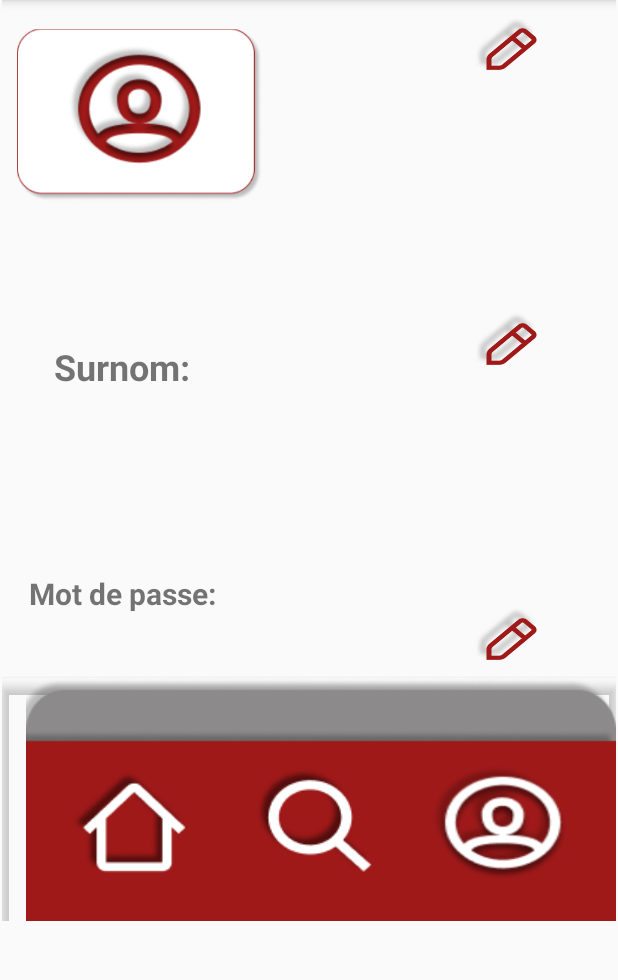
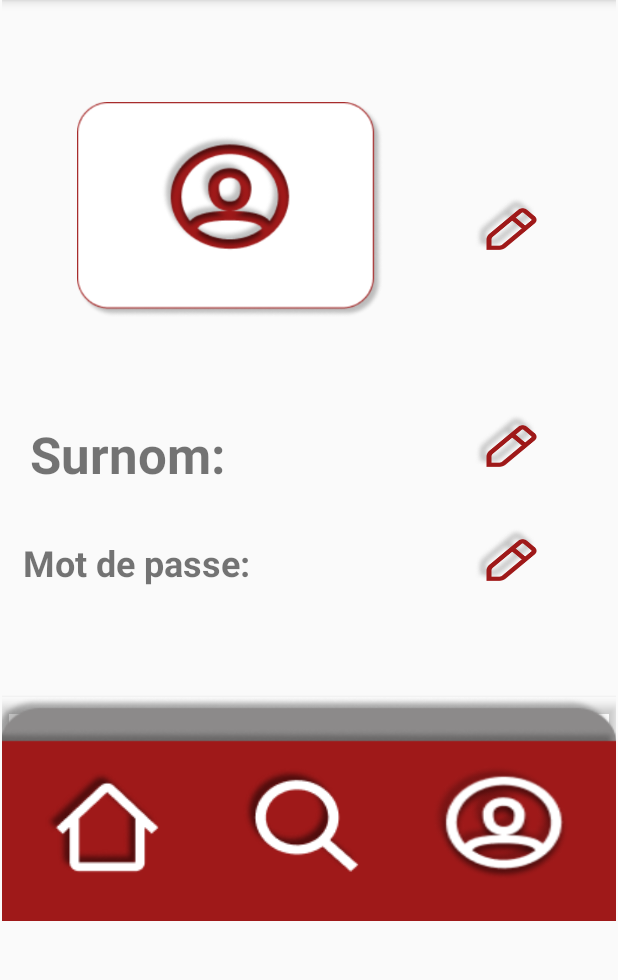
Before and after one commit to AlexW1993/clientandroid, an Android app: the VueMenuCompte screen opened through its navigation route, on a phone screen of 412 x 824 dp, the part 244-1224 px from its top. Run offline under Robolectric (Android 15) with nearby library versions, the phone set to English and light mode, and no system bars.

Commit message:
barre menu, taille image, layout changement avatar

```diff
--- a/ClientAndroid-Critika/app/src/main/res/layout/barre_menu_bas.xml
+++ b/ClientAndroid-Critika/app/src/main/res/layout/barre_menu_bas.xml
@@ -1,11 +1,20 @@
 <?xml version="1.0" encoding="utf-8"?>
 
+<androidx.constraintlayout.widget.ConstraintLayout xmlns:android="http://schemas.android.com/apk/res/android"
+    xmlns:app="http://schemas.android.com/apk/res-auto"
+    xmlns:tools="http://schemas.android.com/tools"
+    android:layout_width="wrap_content"
+    android:layout_height="wrap_content">
 
     <androidx.appcompat.widget.Toolbar
-    xmlns:android="http://schemas.android.com/apk/res/android"
-    xmlns:app="http://schemas.android.com/apk/res-auto"
-    android:layout_width="wrap_content"
-    android:layout_height="wrap_content">
+        android:layout_width="428dp"
+        android:layout_height="149dp"
+        app:layout_constraintBottom_toBottomOf="parent"
+        app:layout_constraintEnd_toEndOf="parent"
+        app:layout_constraintHorizontal_bias="1.0"
+        app:layout_constraintStart_toStartOf="parent"
+        app:layout_constraintTop_toTopOf="parent"
+        tools:ignore="MissingConstraints">
 
         <androidx.constraintlayout.widget.ConstraintLayout
             android:layout_width="match_parent"
@@ -34,11 +43,11 @@
 
             <ImageButton
                 android:id="@+id/bouton_menu"
-            android:background="?selectableItemBackgroundBorderless"
-            android:scaleType="fitXY"
                 android:layout_width="wrap_content"
                 android:layout_height="wrap_content"
                 android:layout_marginStart="30dp"
+                android:background="?selectableItemBackgroundBorderless"
+                android:scaleType="fitXY"
                 android:src="@drawable/home"
                 app:layout_constraintBottom_toBottomOf="parent"
                 app:layout_constraintStart_toStartOf="parent"
@@ -46,11 +55,11 @@
 
             <ImageButton
                 android:id="@+id/bouton_recherche"
-            android:background="?selectableItemBackgroundBorderless"
-            android:scaleType="fitXY"
                 android:layout_width="wrap_content"
                 android:layout_height="wrap_content"
                 android:layout_marginStart="10dp"
+                android:background="?selectableItemBackgroundBorderless"
+                android:scaleType="fitXY"
                 android:src="@drawable/search"
                 app:layout_constraintBottom_toBottomOf="@+id/fond_gris"
                 app:layout_constraintEnd_toStartOf="@+id/bouton_compte"
@@ -59,12 +68,12 @@
 
             <ImageButton
                 android:id="@+id/bouton_compte"
-            android:background="?selectableItemBackgroundBorderless"
-            android:scaleType="fitXY"
                 android:layout_width="93dp"
                 android:layout_height="90dp"
                 android:layout_marginTop="10dp"
                 android:layout_marginEnd="30dp"
+                android:background="?selectableItemBackgroundBorderless"
+                android:scaleType="fitXY"
                 android:src="@drawable/user_menu"
                 app:layout_constraintBottom_toBottomOf="parent"
                 app:layout_constraintEnd_toEndOf="@+id/fond_rouge"
@@ -73,3 +82,4 @@
 
         </androidx.constraintlayout.widget.ConstraintLayout>
     </androidx.appcompat.widget.Toolbar>
+</androidx.constraintlayout.widget.ConstraintLayout>
--- a/ClientAndroid-Critika/app/src/main/res/layout/fragment_menu_compte.xml
+++ b/ClientAndroid-Critika/app/src/main/res/layout/fragment_menu_compte.xml
@@ -23,19 +23,22 @@
 
     <ImageView
         android:id="@+id/conteneur_avatar"
-        android:layout_width="163dp"
-        android:layout_height="133dp"
-        android:layout_marginStart="10dp"
-        android:layout_marginTop="10dp"
+        android:layout_width="204dp"
+        android:layout_height="200dp"
+        android:layout_marginStart="50dp"
+        android:layout_marginTop="40dp"
         android:src="@drawable/avatar_1_"
         app:layout_constraintStart_toStartOf="parent"
         app:layout_constraintTop_toBottomOf="@+id/appBarLayout2" />
 
     <ImageView
         android:id="@+id/avatar_changement"
-        android:layout_width="105dp"
-        android:layout_height="103dp"
+        android:layout_width="110dp"
+        android:layout_height="100dp"
+        android:layout_marginStart="10dp"
         android:layout_marginTop="10dp"
+        android:layout_marginEnd="10dp"
+        android:layout_marginBottom="10dp"
         android:src="@drawable/user_rouge"
         app:layout_constraintBottom_toBottomOf="@+id/conteneur_avatar"
         app:layout_constraintEnd_toEndOf="@+id/conteneur_avatar"
@@ -46,7 +49,7 @@
         android:id="@+id/bouton_modification_avatar"
         android:layout_width="wrap_content"
         android:layout_height="wrap_content"
-        android:layout_marginTop="10dp"
+        android:layout_marginTop="130dp"
         android:layout_marginEnd="50dp"
         android:background="?selectableItemBackgroundBorderless"
         android:scaleType="fitXY"
@@ -66,14 +69,15 @@
         android:src="@drawable/pencil_create"
         app:layout_constraintBottom_toTopOf="@+id/bouton_modification_mot_passe"
         app:layout_constraintEnd_toEndOf="parent"
-        app:layout_constraintTop_toBottomOf="@+id/bouton_modification_avatar" />
+        app:layout_constraintTop_toBottomOf="@+id/bouton_modification_avatar"
+        app:layout_constraintVertical_bias="0.74" />
 
     <ImageButton
         android:id="@+id/bouton_modification_mot_passe"
         android:layout_width="wrap_content"
         android:layout_height="wrap_content"
         android:layout_marginEnd="50dp"
-        android:layout_marginBottom="10dp"
+        android:layout_marginBottom="5dp"
         android:background="?selectableItemBackgroundBorderless"
         android:scaleType="fitXY"
         android:src="@drawable/pencil_create"
@@ -82,11 +86,12 @@
 
     <TextView
         android:id="@+id/textView"
-        android:layout_width="160dp"
-        android:layout_height="70dp"
+        android:layout_width="147dp"
+        android:layout_height="39dp"
+        android:layout_marginStart="10dp"
         android:text="Surnom:"
         android:textAlignment="center"
-        android:textSize="24sp"
+        android:textSize="34sp"
         android:textStyle="bold"
         app:layout_constraintBottom_toTopOf="@+id/textView2"
         app:layout_constraintStart_toStartOf="parent"
@@ -94,23 +99,25 @@
 
     <TextView
         android:id="@+id/textView2"
-        android:layout_width="160dp"
-        android:layout_height="70dp"
+        android:layout_width="159dp"
+        android:layout_height="36dp"
+        android:layout_marginStart="10dp"
+        android:layout_marginBottom="70dp"
         android:text="Mot de passe:"
         android:textAlignment="center"
-        android:textSize="20sp"
+        android:textSize="24sp"
         android:textStyle="bold"
         app:layout_constraintBottom_toTopOf="@+id/appBarLayout3"
         app:layout_constraintStart_toStartOf="parent" />
 
     <TextView
         android:id="@+id/surnom"
-        android:layout_width="163dp"
-        android:layout_height="70dp"
+        android:layout_width="147dp"
+        android:layout_height="36dp"
         android:layout_marginEnd="10dp"
         android:text="Ton surnom"
         android:textAlignment="center"
-        android:textSize="18sp"
+        android:textSize="20sp"
         app:layout_constraintBottom_toTopOf="@+id/mot_passe"
         app:layout_constraintEnd_toStartOf="@+id/bouton_modification_surnom"
         app:layout_constraintHorizontal_bias="1.0"
@@ -119,12 +126,13 @@
 
     <TextView
         android:id="@+id/mot_passe"
-        android:layout_width="163dp"
-        android:layout_height="70dp"
+        android:layout_width="135dp"
+        android:layout_height="35dp"
         android:layout_marginEnd="10dp"
-        android:text="Ton mot de passe"
+        android:layout_marginBottom="70dp"
+        android:text="********"
         android:textAlignment="center"
-        android:textSize="18sp"
+        android:textSize="20sp"
         app:layout_constraintBottom_toTopOf="@+id/appBarLayout3"
         app:layout_constraintEnd_toStartOf="@+id/bouton_modification_mot_passe"
         app:layout_constraintHorizontal_bias="1.0"
```
Also changed, not shown: ClientAndroid-Critika/app/src/main/res/layout/rangee_commentaire.xml (+22 -15 lines). Lines whose indentation alone changed are shown as unchanged.
